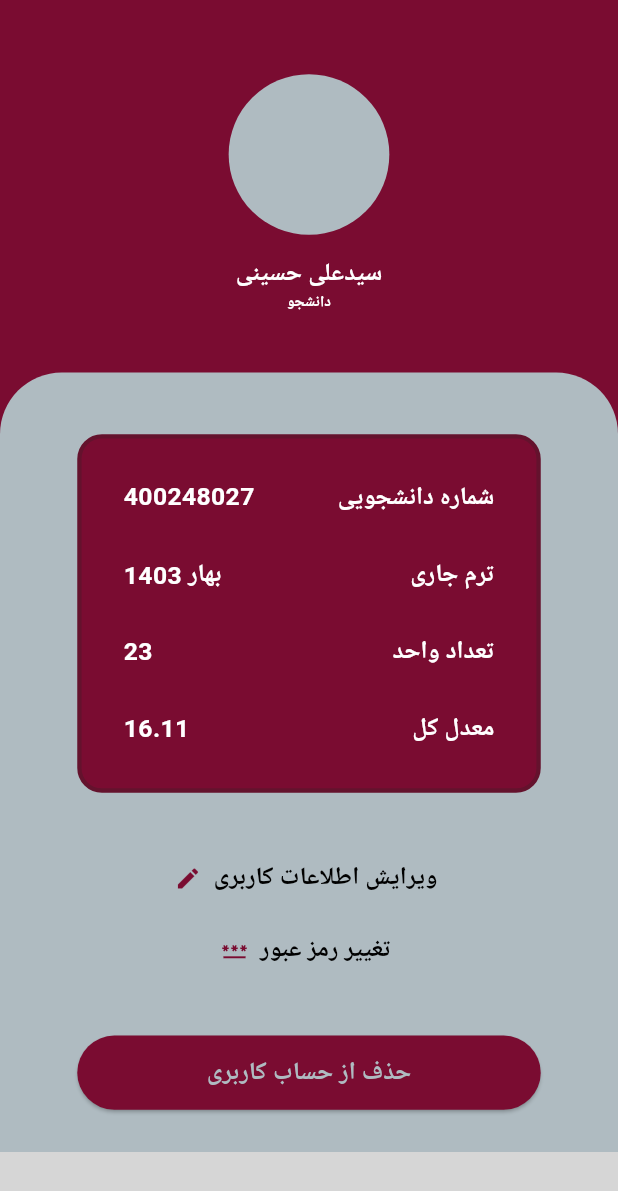
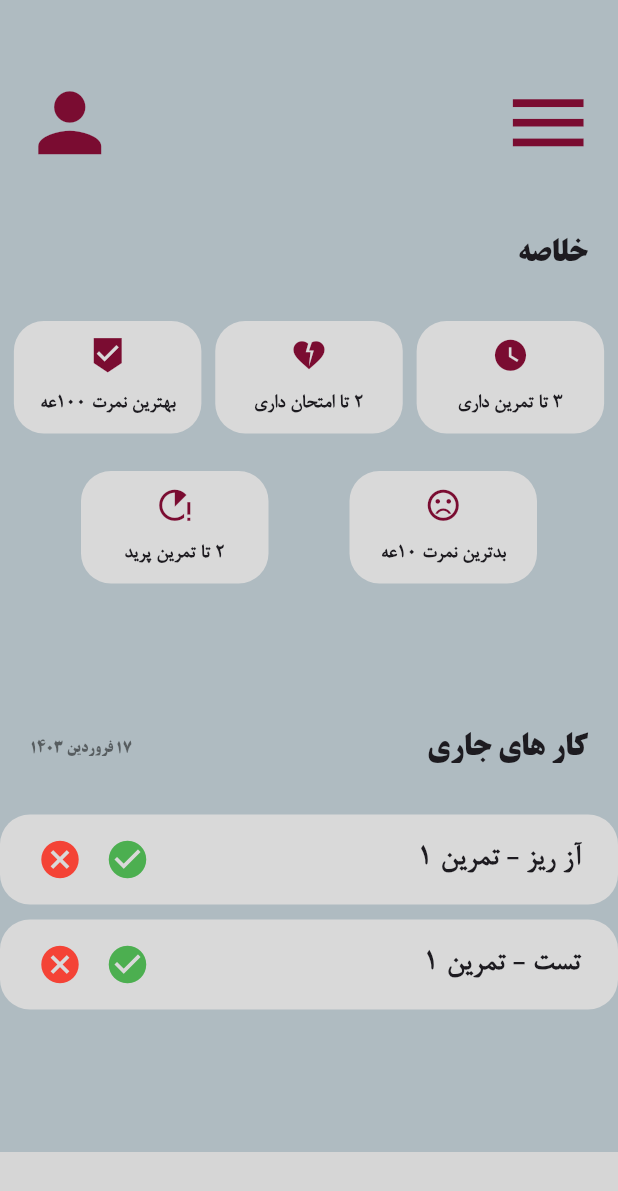
Before and after one commit to salih1382/flutterProject, a Flutter app: the HomePage screen opened directly, swiped to page 5, on a phone screen of 412 x 824 dp. Shown: the top 1191 px of the screen. Run offline on Flutter 3.47's test engine with Material 3 defaults, Android fonts, the phone set to English and light mode, and no system bars; our stand-ins replace get; missing offline and left inert: bottom_bar; grey boxes are pictures that could not be loaded.

Commit message:
addSaraPageAndSomeChanges

```diff
--- /dev/null
+++ b/lib/pages/classa_page.dart
@@ -0,0 +1,17 @@
+import 'package:flutter/material.dart';
+
+class classaPage extends StatefulWidget {
+  const classaPage({super.key});
+
+  @override
+  State<classaPage> createState() => _classaPageState();
+}
+
+class _classaPageState extends State<classaPage> {
+  @override
+  Widget build(BuildContext context) {
+    return Scaffold(
+
+    );
+  }
+}
--- a/lib/pages/home_page.dart
+++ b/lib/pages/home_page.dart
@@ -1,6 +1,11 @@
 import 'package:flutter/material.dart';
 import 'package:bottom_bar/bottom_bar.dart';
 import 'about_me_page.dart';
+import 'sara_page.dart';
+import 'kara_page.dart';
+import 'classa_page.dart';
+import 'tamrina_page.dart';
+import 'khabara_page.dart';
 
 class HomePage extends StatefulWidget {
   const HomePage({super.key});
@@ -9,7 +14,7 @@ class HomePage extends StatefulWidget {
   State<HomePage> createState() => _HomePageState();
 }
 
-int _currentPage = 0;
+int _currentPage = 4;
 final _pageController = PageController();
 
 class _HomePageState extends State<HomePage> {
@@ -18,12 +23,12 @@ class _HomePageState extends State<HomePage> {
     return Scaffold(
       body: PageView(
         controller: _pageController,
-        children: [
-          Container(color: Colors.black),
-          Container(color: Colors.red),
-          Container(color: Colors.greenAccent.shade700),
-          Container(color: Colors.orange),
-          const AboutMePage(),
+        children: const [
+          tamrinaPage(),
+          khabaraPage(),
+          classaPage(),
+          karaPage(),
+          saraPage(),
         ],
         onPageChanged: (index) {
           // Use a better state management solution
--- /dev/null
+++ b/lib/pages/kara_page.dart
@@ -0,0 +1,17 @@
+import 'package:flutter/material.dart';
+
+class karaPage extends StatefulWidget {
+  const karaPage({super.key});
+
+  @override
+  State<karaPage> createState() => _karaPageState();
+}
+
+class _karaPageState extends State<karaPage> {
+  @override
+  Widget build(BuildContext context) {
+    return Scaffold(
+
+    );
+  }
+}
--- /dev/null
+++ b/lib/pages/khabara_page.dart
@@ -0,0 +1,17 @@
+import 'package:flutter/material.dart';
+
+class khabaraPage extends StatefulWidget {
+  const khabaraPage({super.key});
+
+  @override
+  State<khabaraPage> createState() => _khabaraPageState();
+}
+
+class _khabaraPageState extends State<khabaraPage> {
+  @override
+  Widget build(BuildContext context) {
+    return Scaffold(
+
+    );
+  }
+}
--- /dev/null
+++ b/lib/pages/sara_page.dart
@@ -0,0 +1,379 @@
+import 'package:flutter/cupertino.dart';
+import 'package:flutter/material.dart';
+
+class saraPage extends StatefulWidget {
+  const saraPage({super.key});
+
+  @override
+  State<saraPage> createState() => _saraPageState();
+}
+
+class _saraPageState extends State<saraPage> {
+  @override
+  Widget build(BuildContext context) {
+    var screenWidth = MediaQuery.of(context).size.width;
+    var screenHeight = MediaQuery.of(context).size.height;
+
+    return Scaffold(
+      backgroundColor: Color(0xFFAFBBC1),
+      body: Center(
+        child: Container(
+          height: screenHeight,
+          width: screenWidth,
+          child: Column(
+            crossAxisAlignment: CrossAxisAlignment.center,
+            children: [
+              SizedBox(height: 50),
+              Padding(
+                padding: const EdgeInsets.symmetric(horizontal: 15),
+                child: Row(
+                  mainAxisAlignment: MainAxisAlignment.spaceBetween,
+                  children: [
+                    Icon(Icons.person, color: Color(0xFF7A0C31), size: 63),
+                    Icon(Icons.menu_outlined,
+                        color: Color(0xFF7A0C31), size: 63)
+                  ],
+                ),
+              ),
+              SizedBox(height: 22),
+              Padding(
+                padding: const EdgeInsets.only(right: 20, top: 20),
+                child: Row(
+                  textDirection: TextDirection.rtl,
+                  children: [
+                    Text("خلاصه",
+                        textDirection: TextDirection.rtl,
+                        textAlign: TextAlign.right,
+                        style: TextStyle(
+                            fontFamily: "BTitr",
+                            fontSize: 21,
+                            fontWeight: FontWeight.bold))
+                  ],
+                ),
+              ),
+              SizedBox(height: 29),
+              Row(
+                mainAxisAlignment: MainAxisAlignment.spaceEvenly,
+                children: [
+                  Container(
+                    child: Column(
+                      mainAxisAlignment: MainAxisAlignment.spaceEvenly,
+                      children: [
+                        Icon(
+                          Icons.beenhere_sharp,
+                          color: Color(0xFF7A0C31),
+                          size: 25,
+                        ),
+                        Text(
+                          "بهترین نمرت 100عه",
+                          textDirection: TextDirection.rtl,
+                          textAlign: TextAlign.right,
+                          style: TextStyle(
+                              fontFamily: "BNazanin",
+                              fontSize: 14,
+                              fontWeight: FontWeight.bold),
+                        )
+                      ],
+                    ),
+                    height: 75,
+                    width: 125,
+                    decoration: BoxDecoration(
+                        color: Color(0xFFD9D9D9),
+                        borderRadius: BorderRadius.circular(20)),
+                  ),
+                  Container(
+                    child: Column(
+                      mainAxisAlignment: MainAxisAlignment.spaceEvenly,
+                      children: [
+                        Icon(
+                          Icons.heart_broken,
+                          color: Color(0xFF7A0C31),
+                          size: 25,
+                        ),
+                        Text(
+                          "2 تا امتحان داری",
+                          textDirection: TextDirection.rtl,
+                          textAlign: TextAlign.right,
+                          style: TextStyle(
+                              fontFamily: "BNazanin",
+                              fontSize: 14,
+                              fontWeight: FontWeight.bold),
+                        )
+                      ],
+                    ),
+                    height: 75,
+                    width: 125,
+                    decoration: BoxDecoration(
+                        color: Color(0xFFD9D9D9),
+                        borderRadius: BorderRadius.circular(20)),
+                  ),
+                  Container(
+                    child: Column(
+                      mainAxisAlignment: MainAxisAlignment.spaceEvenly,
+                      children: [
+                        Icon(
+                          Icons.watch_later,
+                          color: Color(0xFF7A0C31),
+                          size: 25,
+                        ),
+                        Text(
+                          "3 تا تمرین داری",
+                          textDirection: TextDirection.rtl,
+                          textAlign: TextAlign.right,
+                          style: TextStyle(
+                              fontFamily: "BNazanin",
+                              fontSize: 14,
+                              fontWeight: FontWeight.bold),
+                        )
+                      ],
+                    ),
+                    height: 75,
+                    width: 125,
+                    decoration: BoxDecoration(
+                        color: Color(0xFFD9D9D9),
+                        borderRadius: BorderRadius.circular(20)),
+                  ),
+                ],
+              ),
+              SizedBox(height: 25),
+              Row(
+                mainAxisAlignment: MainAxisAlignment.spaceEvenly,
+                children: [
+                  Container(
+                    child: Column(
+                      mainAxisAlignment: MainAxisAlignment.spaceEvenly,
+                      children: [
+                        Icon(
+                          Icons.running_with_errors,
+                          color: Color(0xFF7A0C31),
+                          size: 25,
+                        ),
+                        Text(
+                          "2 تا تمرین پرید",
+                          textDirection: TextDirection.rtl,
+                          textAlign: TextAlign.right,
+                          style: TextStyle(
+                              fontFamily: "BNazanin",
+                              fontSize: 14,
+                              fontWeight: FontWeight.bold),
+                        )
+                      ],
+                    ),
+                    height: 75,
+                    width: 125,
+                    decoration: BoxDecoration(
+                        color: Color(0xFFD9D9D9),
+                        borderRadius: BorderRadius.circular(20)),
+                  ),
+                  Container(
+                    child: Column(
+                      mainAxisAlignment: MainAxisAlignment.spaceEvenly,
+                      children: [
+                        Icon(
+                          Icons.sentiment_dissatisfied_sharp,
+                          color: Color(0xFF7A0C31),
+                          size: 25,
+                        ),
+                        Text(
+                          "بدترین نمرت 10عه",
+                          textDirection: TextDirection.rtl,
+                          textAlign: TextAlign.right,
+                          style: TextStyle(
+                              fontFamily: "BNazanin",
+                              fontSize: 14,
+                              fontWeight: FontWeight.bold),
+                        )
+                      ],
+                    ),
+                    height: 75,
+                    width: 125,
+                    decoration: BoxDecoration(
+                        color: Color(0xFFD9D9D9),
+                        borderRadius: BorderRadius.circular(20)),
+                  )
+                ],
+              ),
+              SizedBox(height: 75),
+              Padding(
+                padding: const EdgeInsets.only(right: 20, top: 20, left: 20),
+                child: Row(
+                  mainAxisAlignment: MainAxisAlignment.spaceBetween,
+                  textDirection: TextDirection.rtl,
+                  children: [
+                    Text("کار های جاری",
+                        textDirection: TextDirection.rtl,
+                        textAlign: TextAlign.right,
+                        style: TextStyle(
+                            fontFamily: "BTitr",
+                            fontSize: 21,
+                            fontWeight: FontWeight.bold)),
+                    Text("17 فروردین 1403",
+                        textDirection: TextDirection.rtl,
+                        textAlign: TextAlign.right,
+                        style: TextStyle(
+                            fontFamily: "BTitr",
+                            fontSize: 10,
+                            fontWeight: FontWeight.bold,
+                            color: Colors.black.withOpacity(0.5)))
+                  ],
+                ),
+              ),
+              SizedBox(height: 29),
+              Container(
+                child: Padding(
+                  padding: const EdgeInsets.symmetric(horizontal: 25),
+                  child: Row(
+                    mainAxisAlignment: MainAxisAlignment.spaceBetween,
+                    textDirection: TextDirection.rtl,
+                    children: [
+                      Text("آز ریز - تمرین 1",
+                          textDirection: TextDirection.rtl,
+                          textAlign: TextAlign.right,
+                          style: TextStyle(
+                              fontFamily: "BNazanin",
+                              fontSize: 21,
+                              fontWeight: FontWeight.bold,)),
+                      Row(
+                        children: [
+                          Icon(
+                            Icons.cancel,
+                            color: Colors.red,
+                            size: 30,
+                          ),
+                          SizedBox(width: 15,),
+                          Icon(
+                            Icons.check_circle,
+                            color: Colors.green,
+                            size: 30,
+                          ),
+                        ],
+                      )
+                    ],
+                  ),
+                ),
+                height: 60,
+                width: 430,
+                decoration: BoxDecoration(
+                    color: Color(0xFFD9D9D9),
+                    borderRadius: BorderRadius.circular(20)),
+              ),
+              SizedBox(height: 10),
+              Container(
+                child: Padding(
+                  padding: const EdgeInsets.symmetric(horizontal: 25),
+                  child: Row(
+                    mainAxisAlignment: MainAxisAlignment.spaceBetween,
+                    textDirection: TextDirection.rtl,
+                    children: [
+                      Text("تست - تمرین 1",
+                          textDirection: TextDirection.rtl,
+                          textAlign: TextAlign.right,
+                          style: TextStyle(
+                              fontFamily: "BNazanin",
+                              fontSize: 21,
+                              fontWeight: FontWeight.bold,)),
+                      Row(
+                        children: [
+                          Icon(
+                            Icons.cancel,
+                            color: Colors.red,
+                            size: 30,
+                          ),
+                          SizedBox(width: 15,),
+                          Icon(
+                            Icons.check_circle,
+                            color: Colors.green,
+                            size: 30,
+                          ),
+                        ],
+                      )
+                    ],
+                  ),
+                ),
+                height: 60,
+                width: 430,
+                decoration: BoxDecoration(
+                    color: Color(0xFFD9D9D9),
+                    borderRadius: BorderRadius.circular(20)),
+              ),
+              SizedBox(height: 75),
+              Padding(
+                padding: const EdgeInsets.only(right: 20, top: 20),
+                child: Row(
+                  textDirection: TextDirection.rtl,
+                  children: [
+                    Text("تمرین های انجام شده",
+                        textDirection: TextDirection.rtl,
+                        textAlign: TextAlign.right,
+                        style: TextStyle(
+                            fontFamily: "BTitr",
+                            fontSize: 21,
+                            fontWeight: FontWeight.bold))
+                  ],
+                ),
+              ),
+              SizedBox(height: 19),
+              Row(
+                mainAxisAlignment: MainAxisAlignment.spaceEvenly,
+                children: [
+                  Container(
+                    child: Row(
+                      mainAxisAlignment: MainAxisAlignment.spaceEvenly,
+                      children: [
+                        Icon(
+                          Icons.check_circle,
+                          color: Colors.green,
+                          size: 25,
+                        ),
+                        Text(
+                          "تمرین 1 معماری",
+                          textDirection: TextDirection.rtl,
+                          textAlign: TextAlign.right,
+                          style: TextStyle(
+                              fontFamily: "BNazanin",
+                              fontSize: 16,
+                              fontWeight: FontWeight.bold),
+                        )
+                      ],
+                    ),
+                    height: 110,
+                    width: 210,
+                    decoration: BoxDecoration(
+                        color: Color(0xFFD9D9D9),
+                        borderRadius: BorderRadius.circular(20)),
+                  ),
+                  Container(
+                    child: Row(
+                      mainAxisAlignment: MainAxisAlignment.spaceEvenly,
+                      children: [
+                        Icon(
+                          Icons.check_circle,
+                          color: Colors.green,
+                          size: 25,
+                        ),
+                        Text(
+                          "AP - تمرین 2",
+                          textDirection: TextDirection.rtl,
+                          textAlign: TextAlign.right,
+                          style: TextStyle(
+                              fontFamily: "BNazanin",
+                              fontSize: 16,
+                              fontWeight: FontWeight.bold),
+                        )
+                      ],
+                    ),
+                    height: 110,
+                    width: 210,
+                    decoration: BoxDecoration(
+                        color: Color(0xFFD9D9D9),
+                        borderRadius: BorderRadius.circular(20)),
+                  )
+                ],
+              ),
+            ],
+          ),
+        ),
+      ),
+    );
+  }
+}
--- /dev/null
+++ b/lib/pages/tamrina_page.dart
@@ -0,0 +1,17 @@
+import 'package:flutter/material.dart';
+
+class tamrinaPage extends StatefulWidget {
+  const tamrinaPage({super.key});
+
+  @override
+  State<tamrinaPage> createState() => _tamrinaPageState();
+}
+
+class _tamrinaPageState extends State<tamrinaPage> {
+  @override
+  Widget build(BuildContext context) {
+    return Scaffold(
+
+    );
+  }
+}
--- a/pubspec.yaml
+++ b/pubspec.yaml
@@ -82,6 +82,9 @@ flutter:
      - family: BNazanin
        fonts:
          - asset: assets/fonts/BNazanin.ttf
+     - family: BTitr
+       fonts:
+         - asset: assets/fonts/BTitrBd.ttf
   #   - family: Trajan Pro
   #     fonts:
   #       - asset: fonts/TrajanPro.ttf
```
Also changed, not shown: assets/fonts/BTitrBd.ttf (added).
